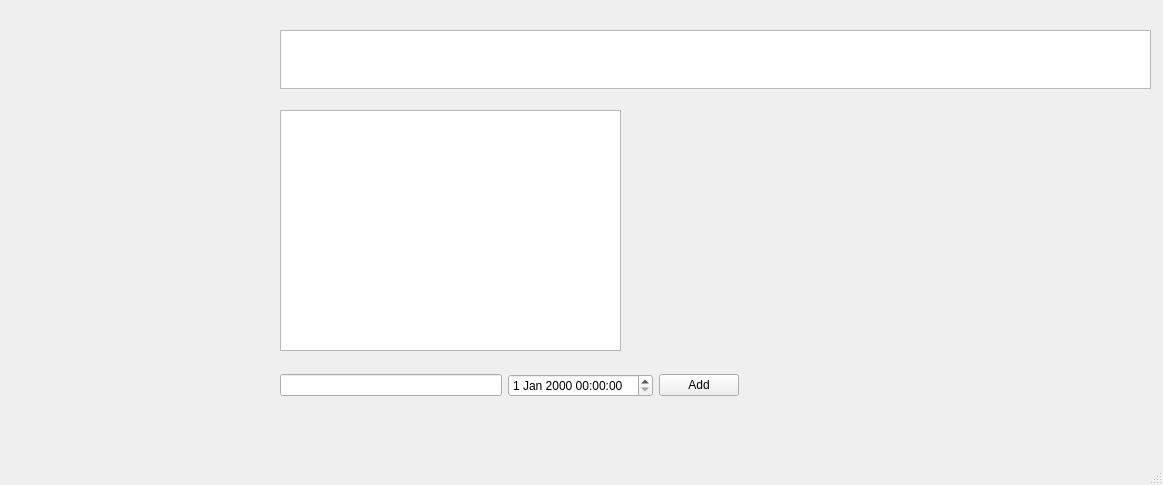
Qt form ui/main.ui (AmmarSyamil/HyprSP) before a commit.
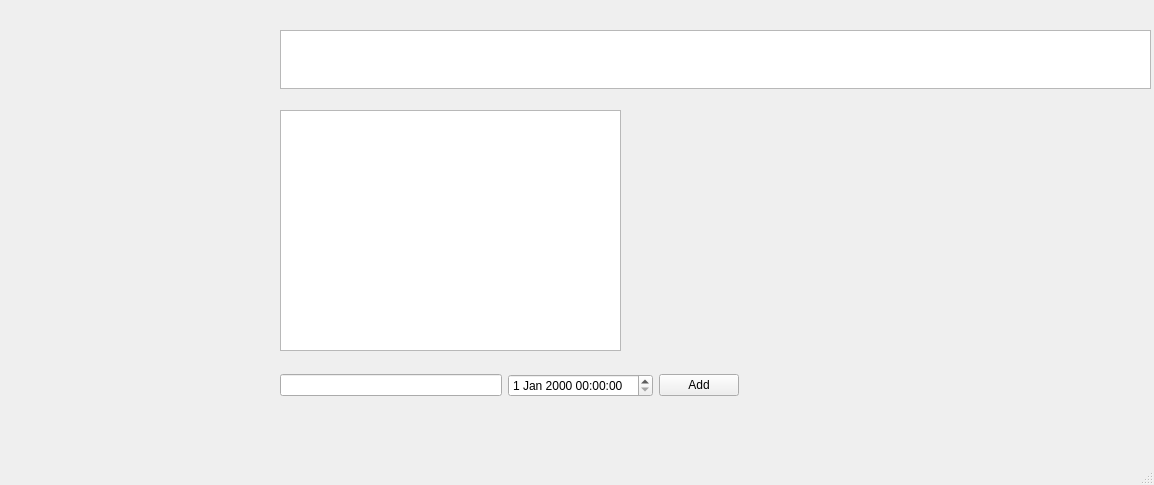
The same form after that commit. Icons and pictures are not drawn. Custom widgets are drawn as their Qt base class.

What changed in the file:
```diff
--- a/ui/main.ui
+++ b/ui/main.ui
@@ -6,7 +6,7 @@
    <rect>
     <x>0</x>
     <y>0</y>
-    <width>1163</width>
+    <width>1154</width>
     <height>485</height>
    </rect>
   </property>
```
Left out of the diff: 2 changed lines with no effect on the pictures.
